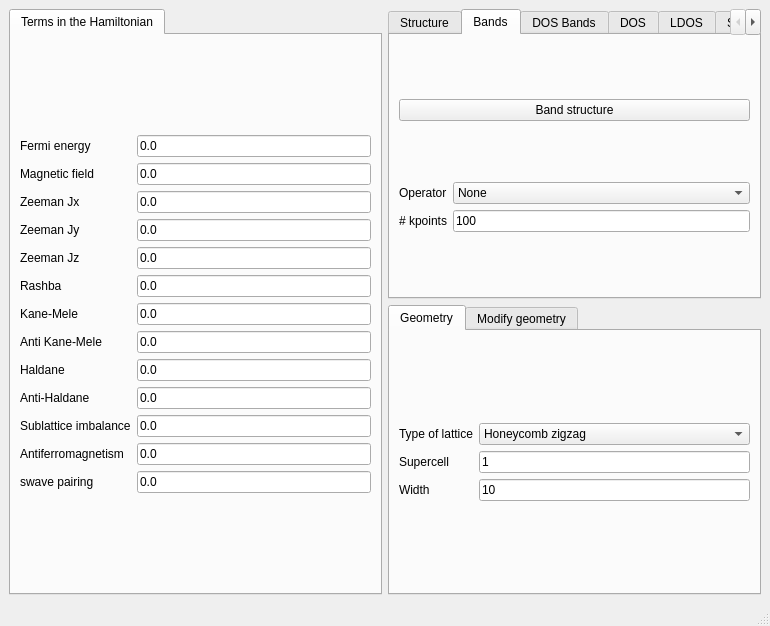
Qt form development/interface-pyqt/1d/interface.ui (joselado/quantum-honeycomp) before a commit.
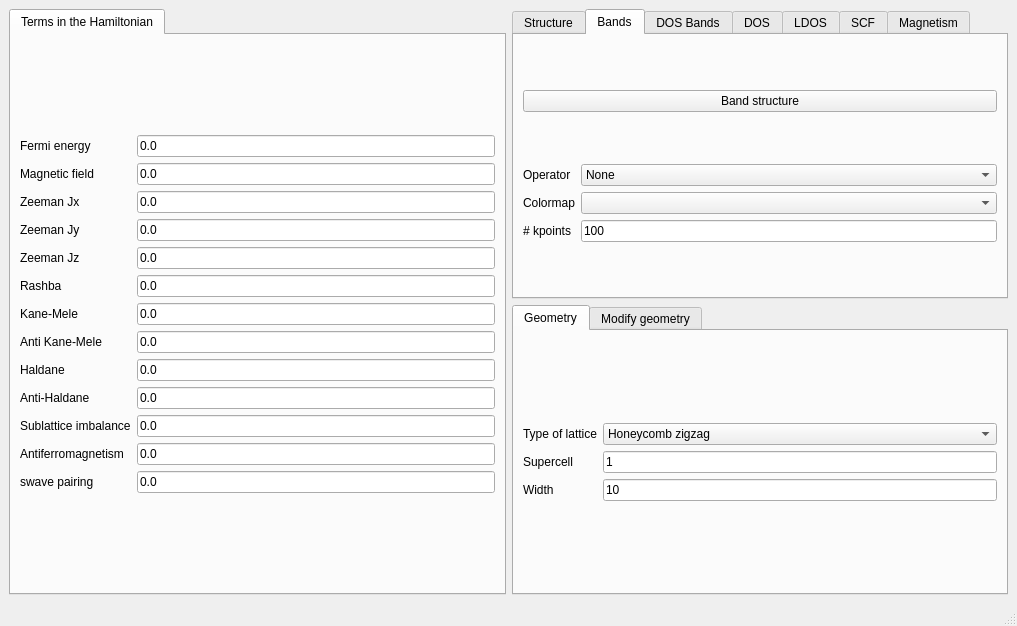
The same form after that commit. The open tabs and pages were chosen to show the change.

```diff
--- a/development/interface-pyqt/1d/interface.ui
+++ b/development/interface-pyqt/1d/interface.ui
@@ -6,7 +6,7 @@
    <rect>
     <x>0</x>
     <y>0</y>
-    <width>770</width>
+    <width>1017</width>
     <height>626</height>
    </rect>
   </property>
@@ -279,6 +279,13 @@
         </item>
         <item row="1" column="0">
          <layout class="QGridLayout" name="gridLayout_2">
+          <item row="2" column="0">
+           <widget class="QLabel" name="label_9">
+            <property name="text">
+             <string># kpoints</string>
+            </property>
+           </widget>
+          </item>
           <item row="0" column="0">
            <widget class="QLabel" name="label_15">
             <property name="text">
@@ -323,20 +330,23 @@
             </item>
            </widget>
           </item>
-          <item row="1" column="0">
-           <widget class="QLabel" name="label_9">
-            <property name="text">
-             <string># kpoints</string>
-            </property>
-           </widget>
-          </item>
-          <item row="1" column="1">
+          <item row="2" column="1">
            <widget class="QLineEdit" name="nk_bands">
             <property name="text">
              <string>100</string>
             </property>
            </widget>
           </item>
+          <item row="1" column="1">
+           <widget class="QComboBox" name="bands_colormap"/>
+          </item>
+          <item row="1" column="0">
+           <widget class="QLabel" name="label_38">
+            <property name="text">
+             <string>Colormap</string>
+            </property>
+           </widget>
+          </item>
          </layout>
         </item>
        </layout>
```
Left out of the diff: 7 changed lines with no effect on the pictures.
